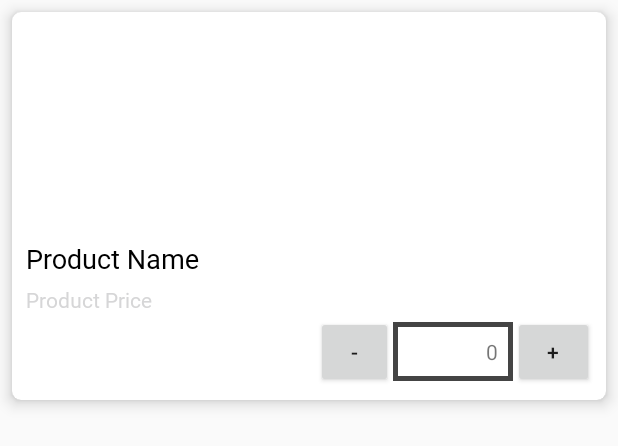
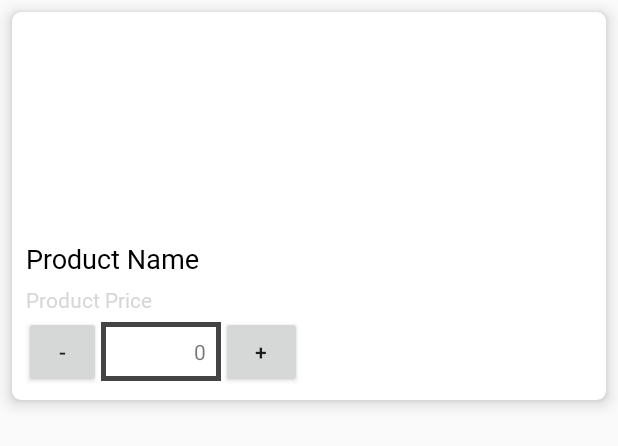
Before and after one commit to cindmichelle/PointOfSales, an Android app: the layout product_row.xml on its own in the app's theme, with its tools: preview values and no code run, on a phone screen of 412 x 824 dp. Shown: the top 446 px of the screen. Run offline under Robolectric (Android 15) with nearby library versions, the phone set to English and light mode, and no system bars.

Commit message:
[Front-End]Payment Perubahan : - Penambahan swal succsess apabila transaksi sukses - Perapihan tampilan product
[Back-End]Payment
Perubahan :
- Mengupload ListOrder ke firestore
- Perpindahan ke activity lain apabila transaksi sukses

```diff
--- a/app/src/main/res/layout/product_row.xml
+++ b/app/src/main/res/layout/product_row.xml
@@ -11,7 +11,7 @@
 
     <LinearLayout
         android:layout_width="match_parent"
-        android:layout_height="wrap_content"
+        android:layout_height="match_parent"
         android:orientation="vertical"
         android:padding="8dp">
 
@@ -34,6 +34,13 @@
             android:textSize="18sp"
             tools:text="Product Name" />
 
+        <LinearLayout
+            android:layout_width="match_parent"
+            android:layout_height="wrap_content"
+            android:orientation="vertical"
+            android:layout_weight="1"
+            android:gravity="bottom">
+
         <TextView
             android:id="@+id/txtPrice"
             android:layout_width="match_parent"
@@ -48,20 +55,20 @@
         <LinearLayout
             android:layout_width="match_parent"
             android:layout_height="wrap_content"
-            android:gravity="right"
+            android:gravity="bottom"
             >
 
             <LinearLayout
                 android:layout_width="wrap_content"
                 android:layout_height="wrap_content"
-            android:orientation="horizontal"
-            android:gravity="right">
+                android:orientation="horizontal">
 
                 <Button
                     android:id="@+id/minusQty"
                     android:layout_width="51dp"
                     android:layout_height="wrap_content"
-                android:text="-" />
+                    android:text="-"
+                    android:layout_weight="1"/>
 
 
                 <TextView
@@ -82,6 +89,7 @@
                     android:text="+" />
             </LinearLayout>
         </LinearLayout>
+        </LinearLayout>
 
 
     </LinearLayout>
```
Lines whose indentation alone changed are shown as unchanged.
